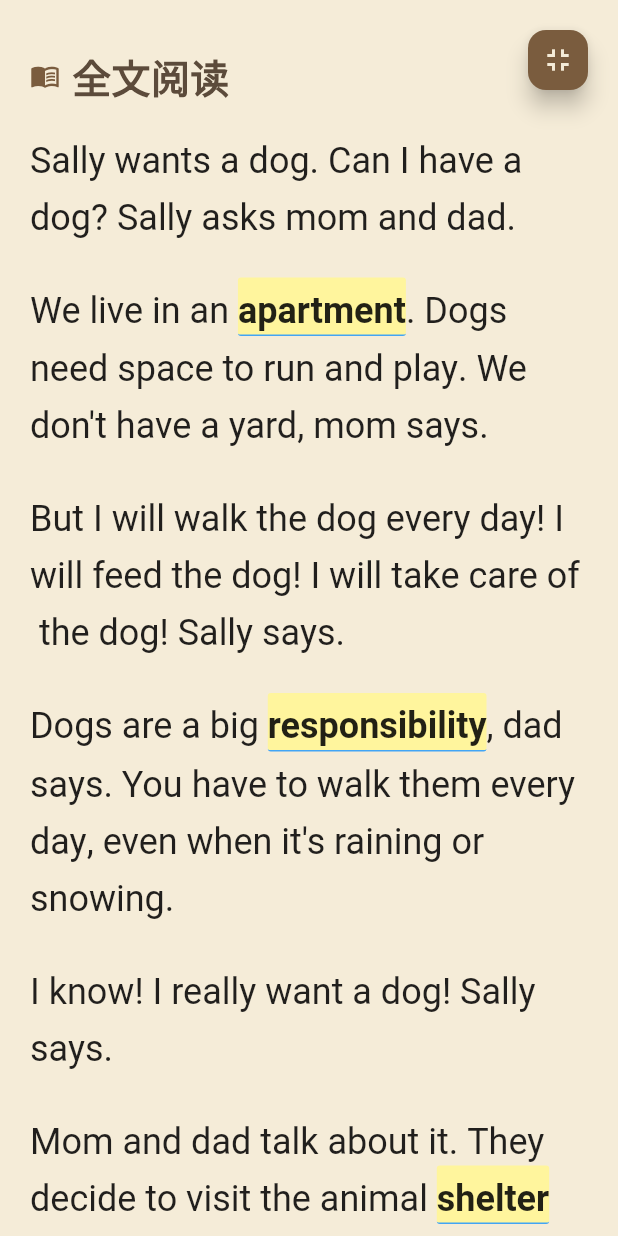
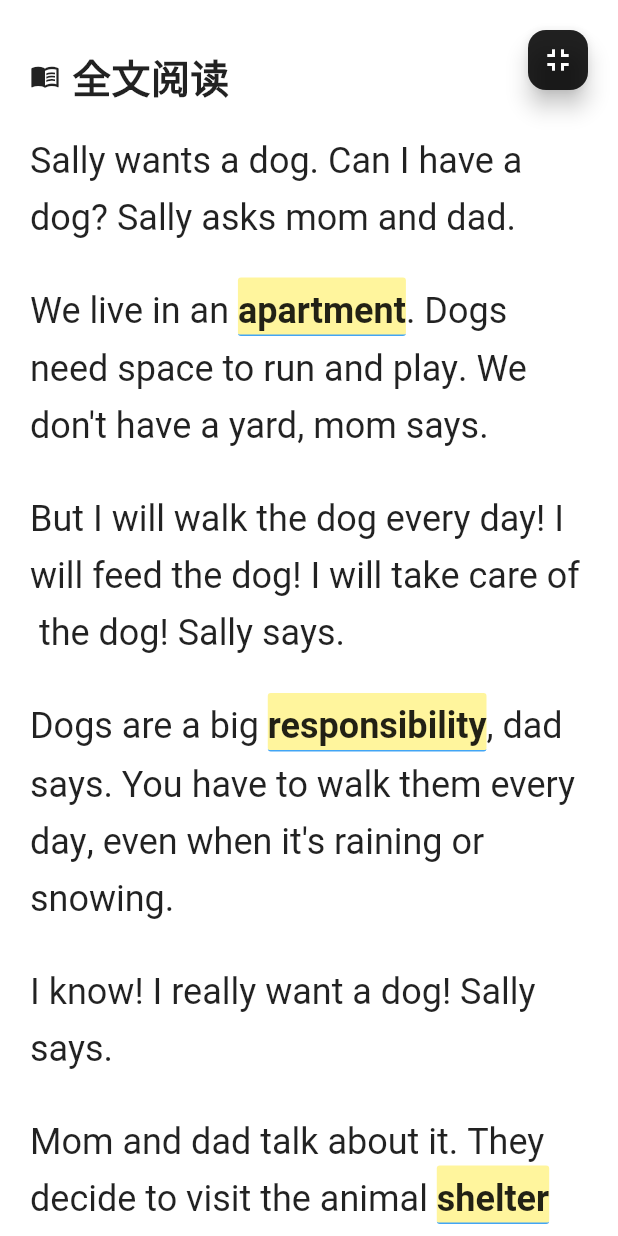
Before and after one commit to zhiwu2006/abcreading_flutter, a Flutter app: the screen it shows after launch, scrolled down 576 dp, after a tap on the "fullscreen" icon, on a phone screen of 412 x 824 dp. Run offline on Flutter 3.47's test engine with Material 3 defaults, Android fonts, the phone set to English and light mode, and no system bars; our stand-ins replace connectivity_plus, file_picker, flutter_tts, hive, shared_preferences, supabase_flutter; missing offline and left inert: postgrest; accounts and stored records are empty; network calls fail; Roboto replaces fonts that are missing (TimesNewRoman).

Commit message:
fix: 修改故事阅读全屏模式配色为白底黑字
- 将全屏阅读背景色从 Sepia 色改为白色
- 调整标题和正文文字颜色为黑色
- 更新浮动按钮配色以适配白色背景
- 提升全屏阅读的可读性和一致性

```diff
--- a/lib/main.dart
+++ b/lib/main.dart
@@ -1803,7 +1803,7 @@ class _LessonContentState extends State<LessonContent>
       pageBuilder: (context, anim1, anim2) {
         return SafeArea(
           child: Material(
-            color: const Color(0xFFF5ECD8), // Sepia 背景
+            color: Colors.white, // 白色背景
             child: Stack(
               children: [
                 Positioned.fill(
@@ -1818,13 +1818,13 @@ class _LessonContentState extends State<LessonContent>
                         Row(
                           children: [
                             const Icon(Icons.menu_book,
-                                color: Color(0xFF7A5C3E), size: 20),
+                                color: Colors.black87, size: 20),
                             const SizedBox(width: 8),
                             Expanded(
                               child: Text(
                                 '全文阅读',
                                 style: TextStyle(
-                                  color: const Color(0xFF5C4B3B),
+                                  color: Colors.black87,
                                   fontSize: widget.readingPreferences.fontSize
                                           .toDouble() +
                                       2,
@@ -1840,7 +1840,7 @@ class _LessonContentState extends State<LessonContent>
                         // 正文
                         DefaultTextStyle(
                           style: TextStyle(
-                            color: const Color(0xFF2A2A2A),
+                            color: Colors.black87,
                             height: 1.7,
                             fontSize:
                                 widget.readingPreferences.fontSize.toDouble(),
@@ -1858,8 +1858,8 @@ class _LessonContentState extends State<LessonContent>
                   top: 16,
                   child: FloatingActionButton(
                     mini: true,
-                    backgroundColor: const Color(0xFF7A5C3E),
-                    foregroundColor: const Color(0xFFF5ECD8),
+                    backgroundColor: Colors.black87,
+                    foregroundColor: Colors.white,
                     onPressed: () => Navigator.of(context).maybePop(),
                     child: const Icon(Icons.fullscreen_exit),
                   ),
```
